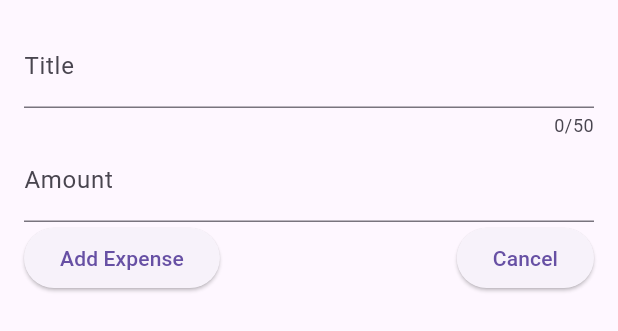
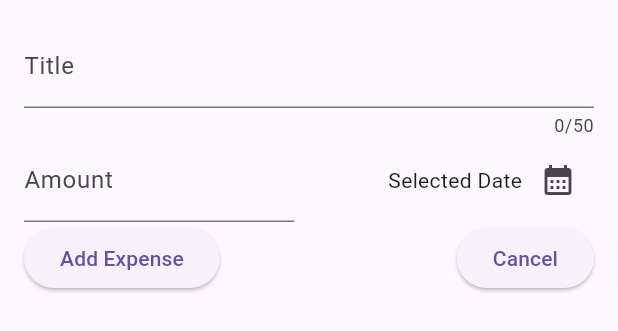
Before and after one commit to SheeloveDol/expense-tracker, a Flutter app: the NewExpense widget shown alone on an empty page, opened directly, on a phone screen of 412 x 824 dp. Shown: the top 331 px of the screen. Run offline on Flutter 3.47's test engine with Material 3 defaults, Android fonts, the phone set to English and light mode, and no system bars.

Commit message:
Added datepicker using built-in method

```diff
--- a/lib/widgets/new_expense.dart
+++ b/lib/widgets/new_expense.dart
@@ -1,4 +1,6 @@
+import 'package:flutter/cupertino.dart';
 import 'package:flutter/material.dart';
+import 'package:flutter/widgets.dart';
 
 class NewExpense extends StatefulWidget {
   const NewExpense({super.key});
@@ -20,6 +22,17 @@ class _NewExpenseState extends State<NewExpense> {
     super.dispose();
   }
 
+  void _showDatePicker() {
+    final now = DateTime.now();
+    final firstDate = DateTime(now.year - 1, now.month, now.day); // 1 year ago
+
+    showDatePicker(
+        context: context,
+        initialDate: now,
+        firstDate: firstDate,
+        lastDate: now);
+  }
+
   @override
   Widget build(BuildContext context) {
     return Padding(
@@ -33,13 +46,32 @@ class _NewExpenseState extends State<NewExpense> {
               label: Text('Title'),
             ),
           ),
-          TextField(
+          Row(
+            children: [
+              Expanded(
+                child: TextField(
                   controller: _amountController,
                   keyboardType: TextInputType.number,
                   decoration: const InputDecoration(
                     prefixText: '\$ ',
                     label: Text('Amount'),
                   ),
+                ),
+              ),
+              const SizedBox(width: 20),
+              Expanded(
+                child: Row(
+                  mainAxisAlignment: MainAxisAlignment.end,
+                  crossAxisAlignment: CrossAxisAlignment.center,
+                  children: [
+                    const Text('Selected Date'),
+                    IconButton(
+                        icon: const Icon(Icons.calendar_month),
+                        onPressed: _showDatePicker)
+                  ],
+                ),
+              ),
+            ],
           ),
           Row(
             children: [
```
Lines whose indentation alone changed are shown as unchanged.
